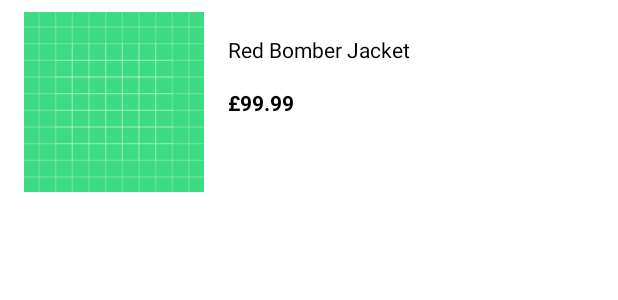
After one commit to TheUsualLima/clothing-app, an Android app: the layout products_list_item.xml on its own in the app's theme, with its tools: preview values and no code run, on a phone screen of 412 x 824 dp. The commit adds this screen. Shown: the top 300 px of the screen. Run offline under Robolectric (Android 15) with nearby library versions, the phone set to English and light mode, and no system bars.

Commit message:
recycler view items made

```diff
--- a/app/build.gradle
+++ b/app/build.gradle
@@ -33,9 +33,6 @@ android {
 }
 
 dependencies {
-    def fragment_version = "1.2.5"
-
-    implementation "androidx.fragment:fragment-ktx:$fragment_version"
     implementation "org.jetbrains.kotlin:kotlin-stdlib:$kotlin_version"
     implementation 'androidx.core:core-ktx:1.3.2'
     implementation 'androidx.appcompat:appcompat:1.2.0'
--- /dev/null
+++ b/app/src/main/res/layout/products_list_item.xml
@@ -0,0 +1,39 @@
+<?xml version="1.0" encoding="utf-8"?>
+<androidx.constraintlayout.widget.ConstraintLayout xmlns:android="http://schemas.android.com/apk/res/android"
+    android:layout_width="match_parent"
+    android:layout_height="wrap_content"
+    xmlns:app="http://schemas.android.com/apk/res-auto">
+
+    <ImageView
+        android:id="@+id/product_image"
+        android:layout_width="@dimen/image_size_small"
+        android:layout_height="@dimen/image_size_small"
+        app:layout_constraintStart_toStartOf="parent"
+        app:layout_constraintTop_toTopOf="parent"
+        app:layout_constraintBottom_toBottomOf="parent"
+        android:layout_marginStart="@dimen/margin_horizontal_product_image"
+        android:layout_marginVertical="@dimen/margin_vertical_product_image"
+        android:src="@drawable/ic_launcher_background"/>
+
+    <TextView
+        android:id="@+id/product_name"
+        android:text="Red Bomber Jacket"
+        android:layout_width="wrap_content"
+        android:layout_height="wrap_content"
+        app:layout_constraintStart_toEndOf="@+id/product_image"
+        android:layout_marginStart="@dimen/margin_horizontal_product_image"
+        app:layout_constraintTop_toTopOf="@id/product_image"
+        app:layout_constraintBottom_toTopOf="@id/product_price"/>
+
+    <TextView
+        android:id="@+id/product_price"
+        android:layout_width="wrap_content"
+        android:layout_height="wrap_content"
+        android:textStyle="bold"
+        app:layout_constraintTop_toTopOf="parent"
+        app:layout_constraintBottom_toBottomOf="parent"
+        app:layout_constraintStart_toStartOf="@+id/product_name"
+        android:layout_below="@id/product_name"
+        android:text="£99.99" />
+
+</androidx.constraintlayout.widget.ConstraintLayout>
--- a/app/src/main/res/values/dimens.xml
+++ b/app/src/main/res/values/dimens.xml
@@ -8,4 +8,10 @@
 
     <dimen name="text_size_title">40sp</dimen>
     <dimen name="text_size_body">24sp</dimen>
+
+    <dimen name="margin_vertical_product_image">8dp</dimen>
+    <dimen name="margin_horizontal_product_image">16dp</dimen>
+
+    <dimen name="image_size_small">120dp</dimen>
+
 </resources>
--- a/app/src/main/res/values/strings.xml
+++ b/app/src/main/res/values/strings.xml
@@ -2,4 +2,5 @@
     <string name="app_name">ClothingDisplay</string>
     <string name="welcome">Welcome</string>
     <string name="view_products">View Products</string>
+    <string name="product_list_title">Product List</string>
 </resources>
```
Also changed, not shown: app/src/main/res/layout/activity_products_list.xml (+22 -0 lines).
